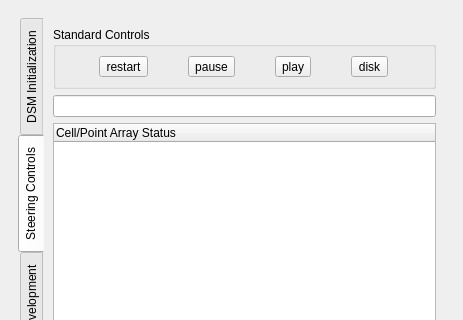
Above: pqDSMViewerPanel.ui from soumagne/icarus before the change; both pictures show x 0 to 463 and y 0 to 320 of the 463 by 701 pixel window. Below: the same form after it.
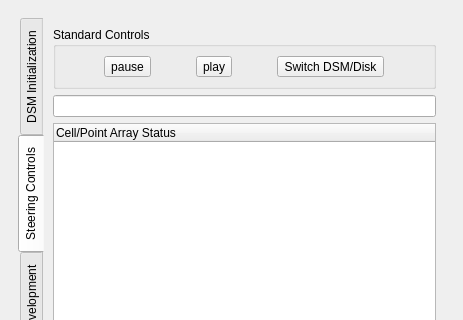
That is the form after the change. The open tabs and pages were chosen to show the change. Icons and pictures are not drawn.

Commit message: Remove old restart button

The edit to the form file:
```diff
--- a/pqDSMViewerPanel.ui
+++ b/pqDSMViewerPanel.ui
@@ -28,8 +28,8 @@
         <rect>
          <x>0</x>
          <y>0</y>
-         <width>445</width>
-         <height>661</height>
+         <width>437</width>
+         <height>750</height>
         </rect>
        </property>
        <layout class="QVBoxLayout" name="verticalLayout_4">
@@ -581,7 +581,7 @@
                <string>Standard Controls</string>
               </property>
               <layout class="QGridLayout" name="gridLayout_2">
-               <item row="0" column="1">
+               <item row="0" column="0">
                 <widget class="QToolButton" name="scPause">
                  <property name="text">
                   <string>pause</string>
@@ -592,7 +592,7 @@
                  </property>
                 </widget>
                </item>
-               <item row="0" column="2">
+               <item row="0" column="1">
                 <widget class="QToolButton" name="scPlay">
                  <property name="text">
                   <string>play</string>
@@ -603,21 +603,10 @@
                  </property>
                 </widget>
                </item>
-               <item row="0" column="0">
-                <widget class="QToolButton" name="scRestart">
-                 <property name="text">
-                  <string>restart</string>
-                 </property>
-                 <property name="icon">
-                  <iconset>
-                   <normaloff>:/pqWidgets/Icons/pqVcrFirst24.png</normaloff>:/pqWidgets/Icons/pqVcrFirst24.png</iconset>
-                 </property>
-                </widget>
-               </item>
-               <item row="0" column="3">
+               <item row="0" column="2">
                 <widget class="QToolButton" name="dsmWriteDisk">
                  <property name="text">
-                  <string>disk</string>
+                  <string>Switch DSM/Disk</string>
                  </property>
                 </widget>
                </item>
```
The commit also changes 1 other file.
